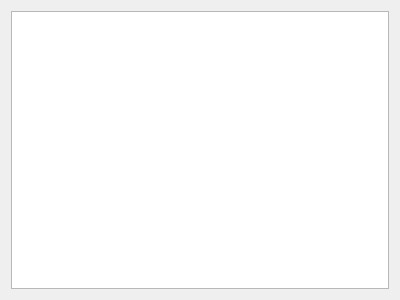
This is FlappyBird/widget.ui in Proger125/FlappyBird as Qt 5 draws it before an edit. The edited form follows.
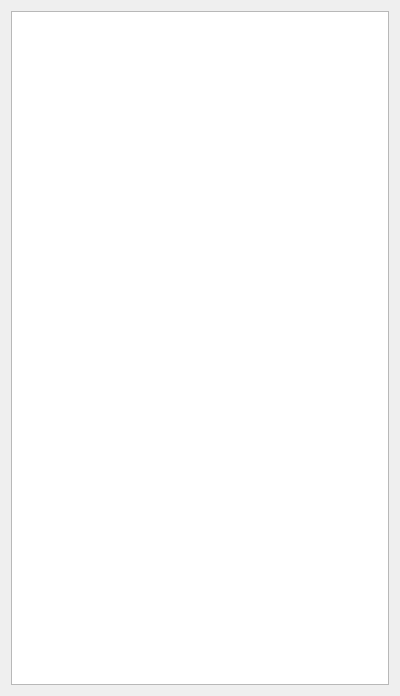
This is the edited form.

```diff
--- a/FlappyBird/widget.ui
+++ b/FlappyBird/widget.ui
@@ -7,7 +7,7 @@
     <x>0</x>
     <y>0</y>
     <width>400</width>
-    <height>300</height>
+    <height>696</height>
    </rect>
   </property>
   <property name="windowTitle">
```
